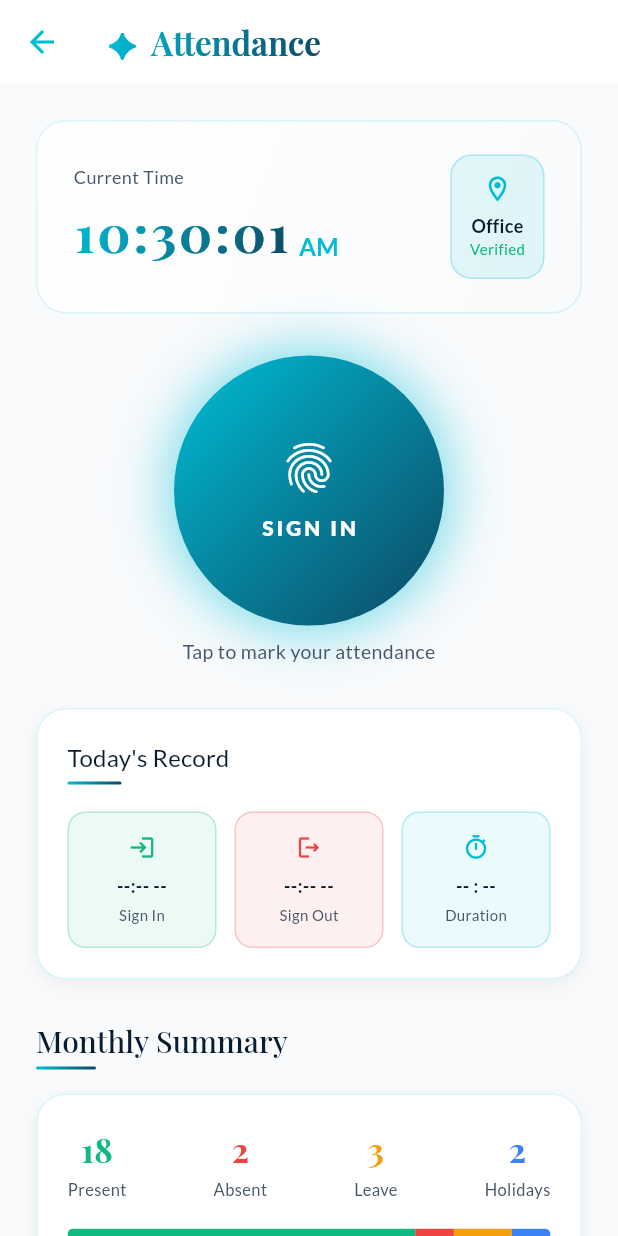
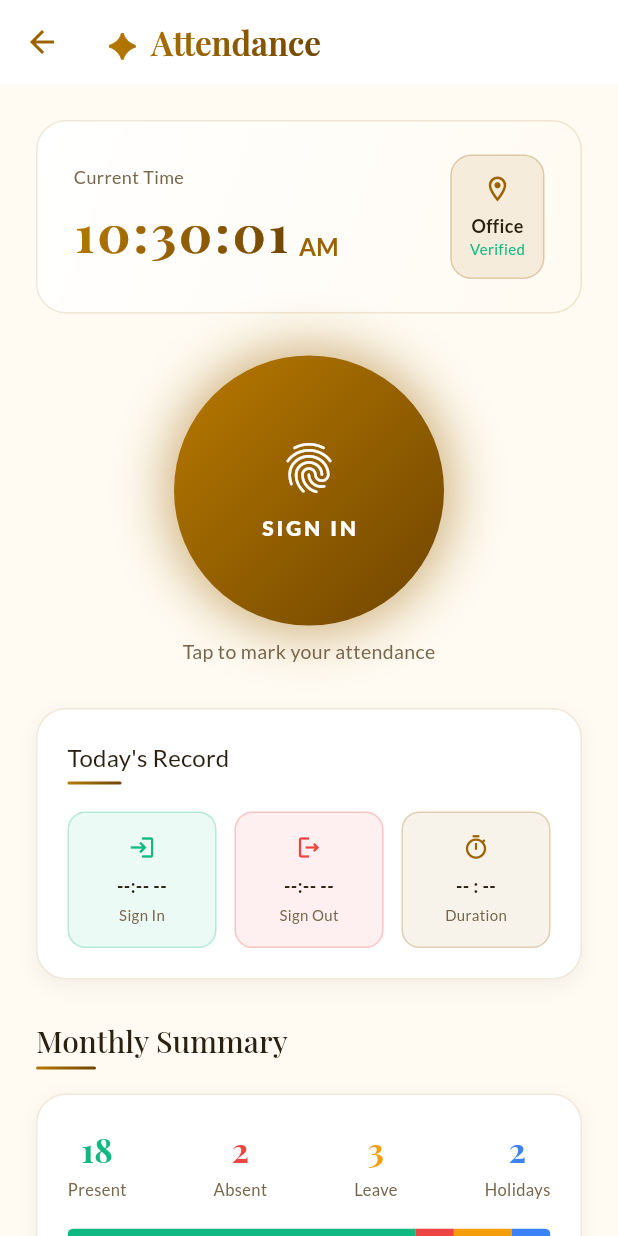
Before and after one commit to empireaeitservices8-lgtm/nakshatra_hms, a Flutter app: the AttendanceScreen screen opened directly, on a phone screen of 412 x 824 dp. Run offline on Flutter 3.47's test engine with Material 3 defaults, Android fonts, the phone set to English and light mode, and no system bars; our stand-ins replace connectivity_plus, google_fonts; missing offline and left inert: network_info_plus.

Commit message:
Changed logo and app theme

```diff
--- a/lib/screens/login_screen.dart
+++ b/lib/screens/login_screen.dart
@@ -470,7 +470,7 @@ class _LoginScreenState extends State<LoginScreen>
               height: 196,
               child: ClipOval(
                 child: Image.asset(
-                  'assets/images/logo 2.png',
+                  'assets/images/Hrms.png',
                   fit: BoxFit.contain,
                   color: AppTheme.deepBlack,
                   colorBlendMode: BlendMode.multiply,
--- a/lib/screens/splash_screen.dart
+++ b/lib/screens/splash_screen.dart
@@ -220,7 +220,7 @@ class _SplashScreenState extends State<SplashScreen>
               height: 196,
               child: ClipOval(
                 child: Image.asset(
-                  'assets/images/logo 2.png',
+                  'assets/images/Hrms.png',
                   fit: BoxFit.contain,
                   color: AppTheme.deepBlack,
                   colorBlendMode: BlendMode.multiply,
--- a/lib/theme/app_theme.dart
+++ b/lib/theme/app_theme.dart
@@ -2,62 +2,43 @@ import 'package:flutter/material.dart';
 import 'package:google_fonts/google_fonts.dart';
 
 class AppTheme {
-  // Core brand palette (Configured for Light Theme matching the cyan/navy Nakshatra logo)
-  static const Color goldPrimary = Color(
-    0xFF00BDD6,
-  ); // Teal/Cyan Accent from Logo
-  static const Color goldLight = Color(0xFF80DEEA); // Light Teal
-  static const Color goldDark = Color(
-    0xFF0D4863,
-  ); // Dark Teal from Logo Gradient
-  static const Color deepBlack = Color(
-    0xFFF8FAFC,
-  ); // Light Slate/Ice Scaffold Background
-  static const Color richBlack = Color(
-    0xFFF1F5F9,
-  ); // Light Slate Section Background
-  static const Color cardBlack = Color(
-    0xFFFFFFFF,
-  ); // Pure White Card Background
-  static const Color surfaceBlack = Color(
-    0xFFF1F5F9,
-  ); // Light Slate Input Surface Background
-  static const Color ivory = Color(
-    0xFF0A1C30,
-  ); // Dark Navy/Slate Text (High Contrast)
-  static const Color ivoryDark = Color(0xFF1E293B); // Slate Gray Heading Text
-  static const Color textSecondary = Color(
-    0xFF475569,
-  ); // Medium Slate Gray Secondary Text
+  // Warm gold palette inspired by the Nakshatra HRMS logo.
+  static const Color goldPrimary = Color(0xFF9A6200);
+  static const Color goldLight = Color(0xFFF3C75A);
+  static const Color goldDark = Color(0xFF704500);
+  static const Color deepBlack = Color(0xFFFFFBF2);
+  static const Color richBlack = Color(0xFFFFF5DE);
+  static const Color cardBlack = Color(0xFFFFFFFF);
+  static const Color surfaceBlack = Color(0xFFFFF8E8);
+  static const Color ivory = Color(0xFF2B2113);
+  static const Color ivoryDark = Color(0xFF493719);
+  static const Color textSecondary = Color(0xFF77664B);
   static const Color success = Color(0xFF10B981); // Emerald Success Green
   static const Color danger = Color(0xFFEF4444); // Rose Danger Red
   static const Color warning = Color(0xFFF59E0B); // Amber Warning Orange
   static const Color info = Color(0xFF3B82F6); // Bright Info Blue
 
   static LinearGradient get goldGradient => const LinearGradient(
-    colors: [
-      Color(0xFF00BDD6),
-      Color(0xFF0D4863),
-    ], // Cyan to Dark Teal Gradient
+    colors: [Color(0xFFB77900), Color(0xFF704500)],
     begin: Alignment.topLeft,
     end: Alignment.bottomRight,
   );
 
   static LinearGradient get darkGradient => const LinearGradient(
-    colors: [Color(0xFFF1F5F9), Color(0xFFF8FAFC)],
+    colors: [Color(0xFFFFF5DE), Color(0xFFFFFBF2)],
     begin: Alignment.topCenter,
     end: Alignment.bottomCenter,
   );
 
   static LinearGradient get cardGradient => const LinearGradient(
-    colors: [Color(0xFFFFFFFF), Color(0xFFF8FAFC)],
+    colors: [Color(0xFFFFFFFF), Color(0xFFFFFBF2)],
     begin: Alignment.topLeft,
     end: Alignment.bottomRight,
   );
 
   static BoxDecoration get goldCard => BoxDecoration(
     gradient: const LinearGradient(
-      colors: [Color(0xFF00BDD6), Color(0xFF00ACC1), Color(0xFF0D4863)],
+      colors: [Color(0xFFB77900), Color(0xFF9A6200), Color(0xFF704500)],
       begin: Alignment.topLeft,
       end: Alignment.bottomRight,
     ),
```
Also changed, not shown: assets/images/Hrms.png (added).
